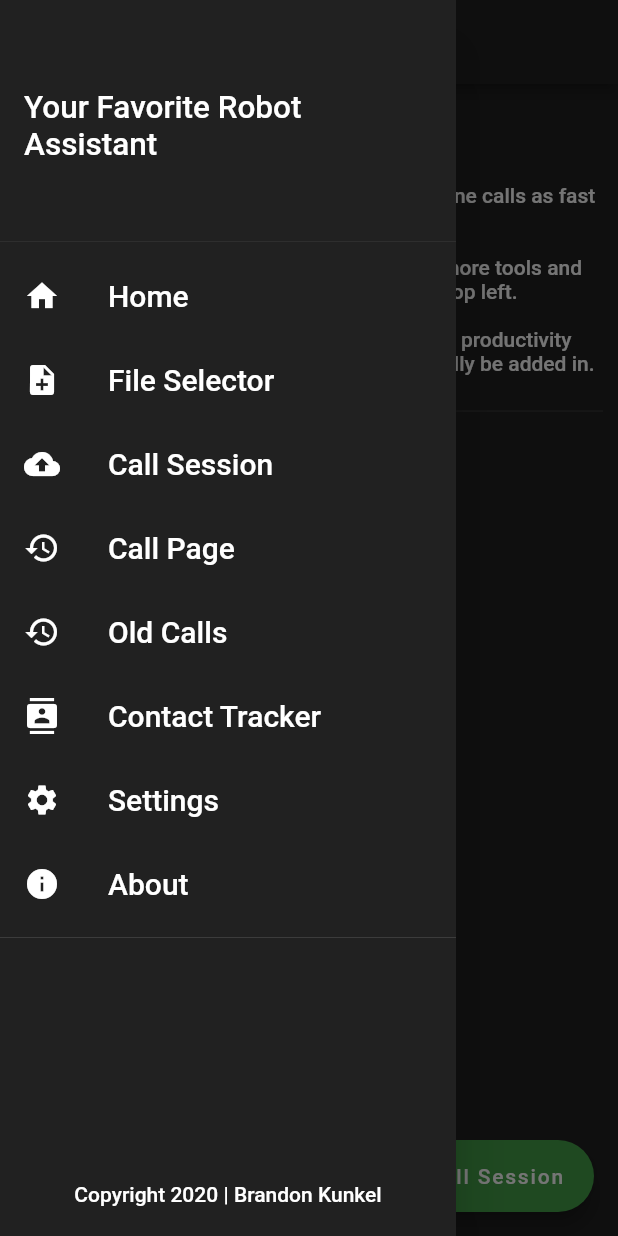
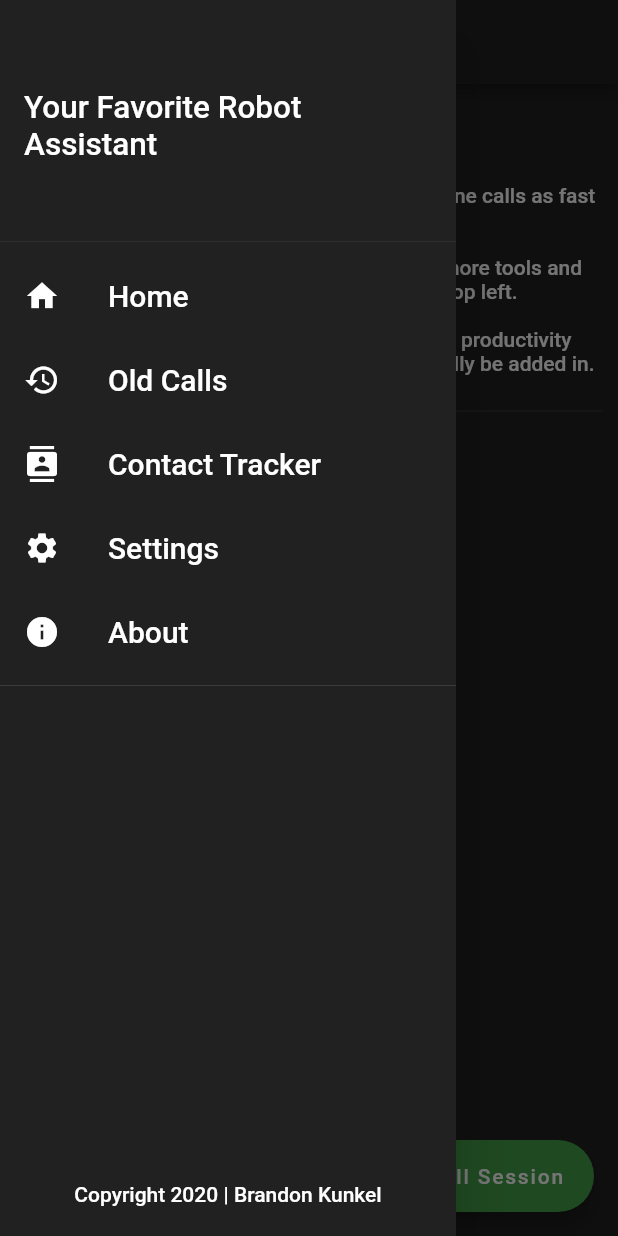
Before and after one commit to brandonmkunkel/auto_call, a Flutter app: the screen it shows after launch, with the side drawer open, on a phone screen of 412 x 824 dp. Run offline on Flutter 3.47's test engine with Material 2 defaults, Android fonts, the phone set to English and light mode, and no system bars; our stand-ins replace charts_flutter, csv, file_picker, get_it, permission_handler, shared_preferences; missing offline and left inert: flutter_phone_direct_caller, flutter_phone_state, spreadsheet_decoder, string_similarity; Roboto replaces fonts that are missing (Raleway).

```diff
--- a/lib/main.dart
+++ b/lib/main.dart
@@ -13,6 +13,7 @@ import 'pages/legal.dart';
 import 'pages/about.dart';
 import 'pages/settings.dart';
 import 'pages/call_page.dart';
+import 'ui/theme.dart';
 
 import 'index.dart';
 
@@ -26,38 +27,17 @@ void main() async {
   runApp(MyApp());
 }
 
-// This file will hold information describing the Theme for the App
-
-final ThemeData appTheme = ThemeData(
-    brightness: Brightness.light,
-    backgroundColor: Colors.grey[300],
-    primarySwatch: defaultTargetPlatform == TargetPlatform.iOS ? Colors.white : Colors.green,
-    disabledColor: Colors.grey[400],
-    fontFamily: "Raleway"
-);
-
-final ThemeData appDarkTheme = ThemeData(
-    brightness: Brightness.dark,
-    backgroundColor: Colors.grey[900],
-    scaffoldBackgroundColor: Colors.grey[900],
-    primarySwatch: defaultTargetPlatform == TargetPlatform.iOS ? Colors.grey[700] : Colors.green,
-    accentColor: Colors.green[600],
-    disabledColor: Colors.grey[700],
-    fontFamily: "Raleway"
-);
-
 class MyApp extends StatelessWidget {
   @override
   Widget build(BuildContext context) {
     return MaterialApp(
       title: 'Flutter Demo',
-      theme: appDarkTheme,
+      theme: darkTheme,
 //        theme: appTheme,
 //        darkTheme: appDarkTheme,
       home: HomePage(),
       routes: {
         HomePage.routeName: (context) => HomePage(),
-//        CallSessionPage.routeName: (context) => CallSessionPage(),
         FileSelectorPage.routeName: (context) => FileSelectorPage(),
         CallPage.routeName: (context) => CallPage(),
         OldCallsPage.routeName: (context) => OldCallsPage(),
@@ -74,7 +54,6 @@ class MyApp extends StatelessWidget {
           return null;
         }
       },
-//      routes: AppIndex.buildRoutes(context),
     );
   }
 }
--- a/lib/pages/call_session.dart
+++ b/lib/pages/call_session.dart
@@ -5,6 +5,7 @@ import 'package:auto_call/services/file_io.dart';
 import 'package:auto_call/services/phone_list.dart';
 import 'package:auto_call/ui/drawer.dart';
 import 'package:auto_call/ui/call_table.dart';
+import 'package:auto_call/ui/call_table_new.dart';
 import 'package:auto_call/ui/prompts/call_prompts.dart';
 import 'package:auto_call/services/settings_manager.dart';
 
@@ -118,7 +119,7 @@ class CallSessionState extends State<CallSessionPage> {
     return TextStyle(fontSize: 18.0, fontWeight: FontWeight.bold, color: Theme.of(context).textTheme.body1.color);
   }
 
-  Future callTableFuture() async {
+  Future<PhoneList> callTableFuture() async {
     if (fileManager.phoneList == null) {
       await fileManager.readFile();
     }
--- a/lib/ui/drawer.dart
+++ b/lib/ui/drawer.dart
@@ -10,8 +10,6 @@ import 'package:auto_call/pages/legal.dart';
 import 'package:auto_call/pages/call_page.dart';
 
 class AppDrawer extends StatelessWidget {
-  final double textScale = 1.5;
-
 //  final List menuItems = [
 //    [Icons.home, HomePage],
 //    [Icons.note_add, FileSelectorPage],
@@ -27,93 +25,93 @@ class AppDrawer extends StatelessWidget {
   @override
   Widget build(BuildContext context) {
     return Drawer(
-        child: new Container(
+        child: Container(
           decoration: BoxDecoration(color: Theme.of(context).scaffoldBackgroundColor),
             child: Column(
-      mainAxisSize: MainAxisSize.max,
+      mainAxisSize: MainAxisSize.min,
       children: <Widget>[
-        new DrawerHeader(
-          child: new Center(
-              child: new Text('Your Favorite Robot Assistant',
+        DrawerHeader(
+          child: Center(
+              child: Text('Your Favorite Robot Assistant',
                   textScaleFactor: 1.5, style: TextStyle(color: Colors.white))),
           decoration: BoxDecoration(color: Theme.of(context).primaryColor),
         ),
-//          new ListTile(
-//            title: new Text('Splash', textScaleFactor: textScale),
+//          ListTile(
+//            title: Text('Splash', textScaleFactor: textScale),
 //            onTap: () {
 //              navigatorUpdate(context, Splash.routeName);
 //            },
 //          ),
-//          new ListTile(
-//            title: new Text('Welcome', textScaleFactor: textScale),
+//          ListTile(
+//            title: Text('Welcome', textScaleFactor: textScale),
 //            onTap: () {
 //              navigatorUpdate(context, WelcomePage.routeName);
 //            },
 //          ),
 
-        new ListTile(
-          leading: new Icon(Icons.home),
-          title: new Text('Home', style: Theme.of(context).textTheme.title),
+        ListTile(
+          leading: Icon(Icons.home),
+          title: Text('Home', style: Theme.of(context).textTheme.title),
           onTap: () {
             navigatorUpdate(context, HomePage.routeName);
           },
         ),
-        new ListTile(
-          leading: new Icon(Icons.note_add),
-          title: new Text('File Selector', style: Theme.of(context).textTheme.title),
-          onTap: () {
-            navigatorUpdate(context, FileSelectorPage.routeName);
-          },
-        ),
-        new ListTile(
-          leading: new Icon(Icons.cloud_upload),
-          title: new Text('Call Session', style: Theme.of(context).textTheme.title),
-          onTap: () {
-            navigatorUpdate(context, CallSessionPage.routeName);
-          },
-        ),
-        new ListTile(
-          leading: new Icon(Icons.history),
-          title: new Text('Call Page', style: Theme.of(context).textTheme.title),
-          onTap: () {
-            navigatorUpdate(context, CallPage.routeName);
-          },
-        ),
-        new ListTile(
-          leading: new Icon(Icons.history),
-          title: new Text('Old Calls', style: Theme.of(context).textTheme.title),
+//        ListTile(
+//          leading: Icon(Icons.note_add),
+//          title: Text('File Selector', style: Theme.of(context).textTheme.title),
+//          onTap: () {
+//            navigatorUpdate(context, FileSelectorPage.routeName);
+//          },
+//        ),
+//        ListTile(
+//          leading: Icon(Icons.cloud_upload),
+//          title: Text('Call Session', style: Theme.of(context).textTheme.title),
+//          onTap: () {
+//            navigatorUpdate(context, CallSessionPage.routeName);
+//          },
+//        ),
+//        ListTile(
+//          leading: Icon(Icons.history),
+//          title: Text('Call Page', style: Theme.of(context).textTheme.title),
+//          onTap: () {
+//            navigatorUpdate(context, CallPage.routeName);
+//          },
+//        ),
+        ListTile(
+          leading: Icon(Icons.history),
+          title: Text('Old Calls', style: Theme.of(context).textTheme.title),
           onTap: () {
             navigatorUpdate(context, OldCallsPage.routeName);
           },
         ),
-        new ListTile(
-          leading: new Icon(Icons.contacts),
-          title: new Text('Contact Tracker', style: Theme.of(context).textTheme.title),
+        ListTile(
+          leading: Icon(Icons.contacts),
+          title: Text('Contact Tracker', style: Theme.of(context).textTheme.title),
           onTap: () {
             navigatorUpdate(context, ContactTrackerPage.routeName);
           },
         ),
-        new ListTile(
-          leading: new Icon(Icons.settings),
-          title: new Text('Settings', style: Theme.of(context).textTheme.title),
+        ListTile(
+          leading: Icon(Icons.settings),
+          title: Text('Settings', style: Theme.of(context).textTheme.title),
           onTap: () {
             navigatorUpdate(context, SettingsPage.routeName);
           },
         ),
-        new ListTile(
-          leading: new Icon(Icons.info),
-          title: new Text('About', style: Theme.of(context).textTheme.title),
+        ListTile(
+          leading: Icon(Icons.info),
+          title: Text('About', style: Theme.of(context).textTheme.title),
           onTap: () {
             navigatorUpdate(context, AboutPage.routeName);
           },
         ),
-        new Divider(),
-        new Expanded(
+        Divider(),
+        Expanded(
           flex: 1,
-          child: new Align(
+          child: Align(
               alignment: Alignment.bottomCenter,
-              child: new ListTile(
-                title: new Text(
+              child: ListTile(
+                title: Text(
                   'Copyright 2020 | Brandon Kunkel',
                   textAlign: TextAlign.center,
                 ),
```
Also changed, not shown: lib/services/settings_manager.dart (+14 -1 lines), lib/ui/call_table.dart (+19 -33 lines), lib/ui/call_table_new.dart (added, +274 -0 lines), lib/ui/prompts/call_prompts.dart (+15 -11 lines), lib/ui/theme.dart (added, +36 -0 lines).
